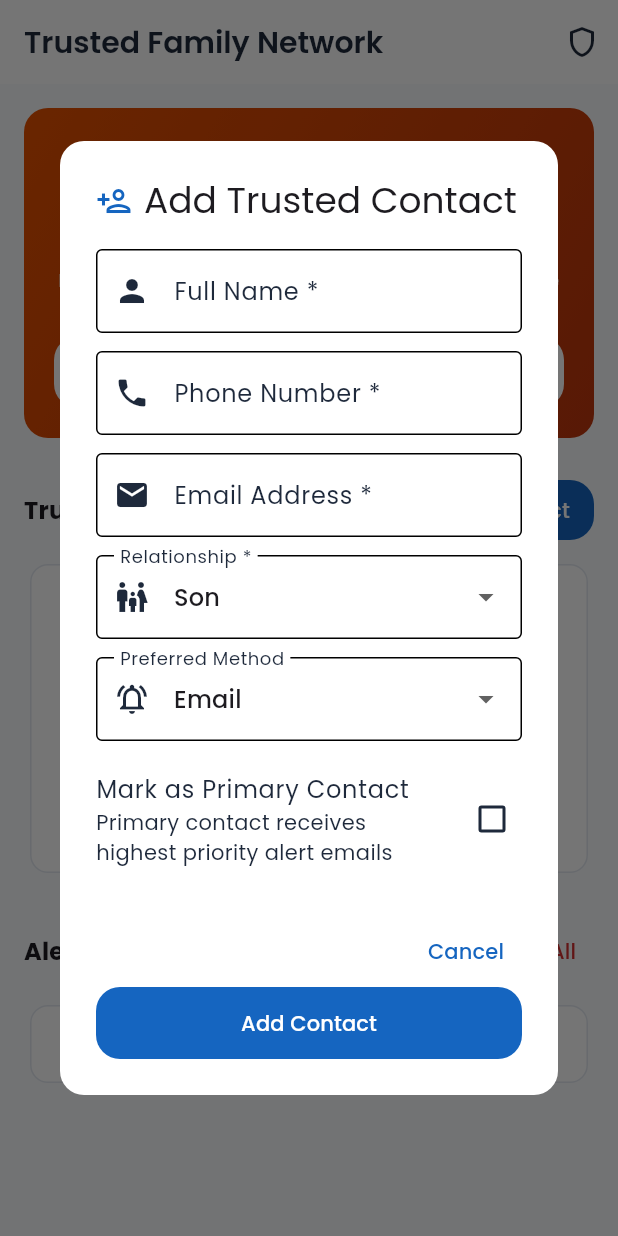
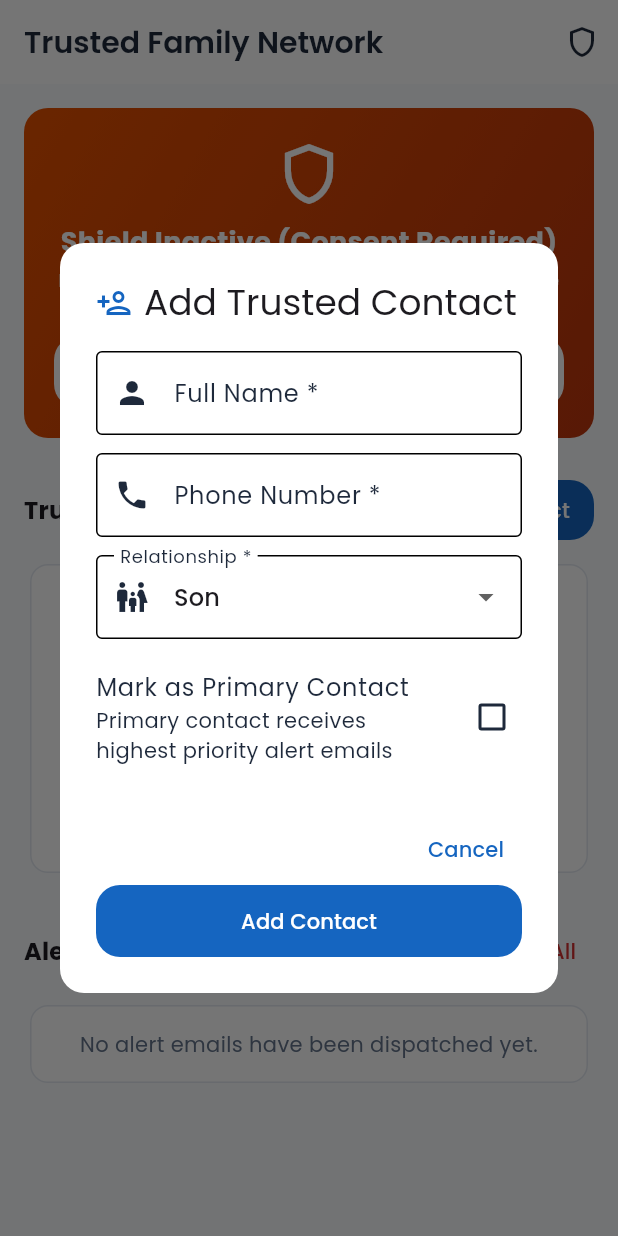
Before and after one commit to Kardam-Codes/Rakshak, a Flutter app: the TrustedFamilyScreen screen opened by its route, after a tap on "Add Contact", on a phone screen of 412 x 824 dp. Run offline on Flutter 3.47's test engine with Material 3 defaults, Android fonts, the phone set to English and light mode, and no system bars; our stand-ins replace flutter_local_notifications, flutter_riverpod, go_router, google_fonts, hive, hive_flutter and 3 more; missing offline and left inert: flutter_overlay_window, google_mlkit_text_recognition, mobile_scanner, notification_listener_service, phone_state; accounts and stored records are empty; statements that could not run were skipped.

Commit message:
refactor(family): purge legacy email logic from UI forms

```diff
--- a/frontend/lib/core/database/app_database.dart
+++ b/frontend/lib/core/database/app_database.dart
@@ -609,14 +609,9 @@ class TrustedContactAdapter extends TypeAdapter<TrustedContact> {
       id: fields['id'],
       name: fields['name'] ?? '',
       phoneNumber: fields['phoneNumber'] ?? '',
-      email: fields['email'] ?? '',
       relationship: fields['relationship'] ?? 'Family',
       profilePhoto: fields['profilePhoto'],
       language: fields['language'] ?? 'English',
-      preferredNotificationMethod: NotificationMethod.values.firstWhere(
-        (e) => e.name == fields['preferredNotificationMethod'],
-        orElse: () => NotificationMethod.email,
-      ),
       isPrimary: fields['isPrimary'] ?? false,
       isEmergency: fields['isEmergency'] ?? true,
       createdAt: fields['createdAt'] ?? DateTime.now(),
@@ -630,11 +625,9 @@ class TrustedContactAdapter extends TypeAdapter<TrustedContact> {
       'id': obj.id,
       'name': obj.name,
       'phoneNumber': obj.phoneNumber,
-      'email': obj.email,
       'relationship': obj.relationship,
       'profilePhoto': obj.profilePhoto,
       'language': obj.language,
-      'preferredNotificationMethod': obj.preferredNotificationMethod.name,
       'isPrimary': obj.isPrimary,
       'isEmergency': obj.isEmergency,
       'createdAt': obj.createdAt,
--- a/frontend/lib/models/trusted_contact.dart
+++ b/frontend/lib/models/trusted_contact.dart
@@ -1,34 +1,10 @@
-enum NotificationMethod {
-  email,
-  sms,
-  push,
-  whatsapp
-}
-
-extension NotificationMethodExtension on NotificationMethod {
-  String get displayName {
-    switch (this) {
-      case NotificationMethod.email:
-        return 'Email';
-      case NotificationMethod.sms:
-        return 'SMS (Future)';
-      case NotificationMethod.push:
-        return 'Push (Future)';
-      case NotificationMethod.whatsapp:
-        return 'WhatsApp (Future)';
-    }
-  }
-}
-
 class TrustedContact {
   final int? id;
   final String name;
   final String phoneNumber;
-  final String email;
   final String relationship; // e.g. "Son", "Daughter", "Spouse", "Friend"
   final String? profilePhoto;
   final String language; // "English", "Gujarati"
-  final NotificationMethod preferredNotificationMethod;
   final bool isPrimary;
   final bool isEmergency;
   final DateTime createdAt;
@@ -38,11 +14,9 @@ class TrustedContact {
     this.id,
     required this.name,
     required this.phoneNumber,
-    required this.email,
     required this.relationship,
     this.profilePhoto,
     this.language = 'English',
-    this.preferredNotificationMethod = NotificationMethod.email,
     this.isPrimary = false,
     this.isEmergency = true,
     DateTime? createdAt,
@@ -54,11 +28,9 @@ class TrustedContact {
     int? id,
     String? name,
     String? phoneNumber,
-    String? email,
     String? relationship,
     String? profilePhoto,
     String? language,
-    NotificationMethod? preferredNotificationMethod,
     bool? isPrimary,
     bool? isEmergency,
     DateTime? createdAt,
@@ -68,11 +40,9 @@ class TrustedContact {
       id: id ?? this.id,
       name: name ?? this.name,
       phoneNumber: phoneNumber ?? this.phoneNumber,
-      email: email ?? this.email,
       relationship: relationship ?? this.relationship,
       profilePhoto: profilePhoto ?? this.profilePhoto,
       language: language ?? this.language,
-      preferredNotificationMethod: preferredNotificationMethod ?? this.preferredNotificationMethod,
       isPrimary: isPrimary ?? this.isPrimary,
       isEmergency: isEmergency ?? this.isEmergency,
       createdAt: createdAt ?? this.createdAt,
--- a/frontend/lib/screens/family/trusted_family_screen.dart
+++ b/frontend/lib/screens/family/trusted_family_screen.dart
@@ -224,7 +224,7 @@ class TrustedFamilyScreen extends ConsumerWidget {
                           ],
                         ],
                       ),
-                      subtitle: Text('${contact.relationship} • ${contact.email} • ${contact.preferredNotificationMethod.displayName}'),
+                      subtitle: Text('${contact.relationship} • ${contact.phoneNumber}'),
                       trailing: PopupMenuButton<String>(
                         onSelected: (val) async {
                           if (val == 'primary' && contact.id != null) {
--- a/frontend/lib/screens/family/widgets/add_edit_contact_dialog.dart
+++ b/frontend/lib/screens/family/widgets/add_edit_contact_dialog.dart
@@ -22,9 +22,7 @@ class _AddEditContactDialogState extends State<AddEditContactDialog> {
 
   late TextEditingController _nameController;
   late TextEditingController _phoneController;
-  late TextEditingController _emailController;
   late String _relationship;
-  late NotificationMethod _notificationMethod;
   late bool _isPrimary;
 
   final List<String> _relationships = [
@@ -42,9 +40,7 @@ class _AddEditContactDialogState extends State<AddEditContactDialog> {
     super.initState();
     _nameController = TextEditingController(text: widget.contact?.name ?? '');
     _phoneController = TextEditingController(text: widget.contact?.phoneNumber ?? '');
-    _emailController = TextEditingController(text: widget.contact?.email ?? '');
     _relationship = widget.contact?.relationship ?? 'Son';
-    _notificationMethod = widget.contact?.preferredNotificationMethod ?? NotificationMethod.email;
     _isPrimary = widget.contact?.isPrimary ?? false;
   }
 
@@ -52,7 +48,6 @@ class _AddEditContactDialogState extends State<AddEditContactDialog> {
   void dispose() {
     _nameController.dispose();
     _phoneController.dispose();
-    _emailController.dispose();
     super.dispose();
   }
 
@@ -62,9 +57,7 @@ class _AddEditContactDialogState extends State<AddEditContactDialog> {
         id: widget.contact?.id,
         name: _nameController.text.trim(),
         phoneNumber: _phoneController.text.trim(),
-        email: _emailController.text.trim(),
         relationship: _relationship,
-        preferredNotificationMethod: _notificationMethod,
         isPrimary: _isPrimary,
         isEmergency: true,
       );
@@ -117,21 +110,6 @@ class _AddEditContactDialogState extends State<AddEditContactDialog> {
                 },
               ),
               const SizedBox(height: AppSpacing.s12),
-              TextFormField(
-                controller: _emailController,
-                keyboardType: TextInputType.emailAddress,
-                decoration: const InputDecoration(
-                  labelText: 'Email Address *',
-                  prefixIcon: Icon(Icons.email),
-                  border: OutlineInputBorder(),
-                ),
-                validator: (val) {
-                  if (val == null || val.trim().isEmpty) return 'Please enter email address';
-                  if (!val.contains('@') || !val.contains('.')) return 'Enter valid email address';
-                  return null;
-                },
-              ),
-              const SizedBox(height: AppSpacing.s12),
               DropdownButtonFormField<String>(
                 value: _relationship,
                 decoration: const InputDecoration(
@@ -144,24 +122,6 @@ class _AddEditContactDialogState extends State<AddEditContactDialog> {
                     .toList(),
                 onChanged: (val) {
                   if (val != null) setState(() => _relationship = val);
-                },
-              ),
-              const SizedBox(height: AppSpacing.s12),
-              DropdownButtonFormField<NotificationMethod>(
-                value: _notificationMethod,
-                decoration: const InputDecoration(
-                  labelText: 'Preferred Method',
-                  prefixIcon: Icon(Icons.notifications_active_outlined),
-                  border: OutlineInputBorder(),
-                ),
-                items: NotificationMethod.values
-                    .map((m) => DropdownMenuItem(
-                          value: m,
-                          child: Text(m.displayName),
-                        ))
-                    .toList(),
-                onChanged: (val) {
-                  if (val != null) setState(() => _notificationMethod = val);
                 },
               ),
               const SizedBox(height: AppSpacing.s12),
```
